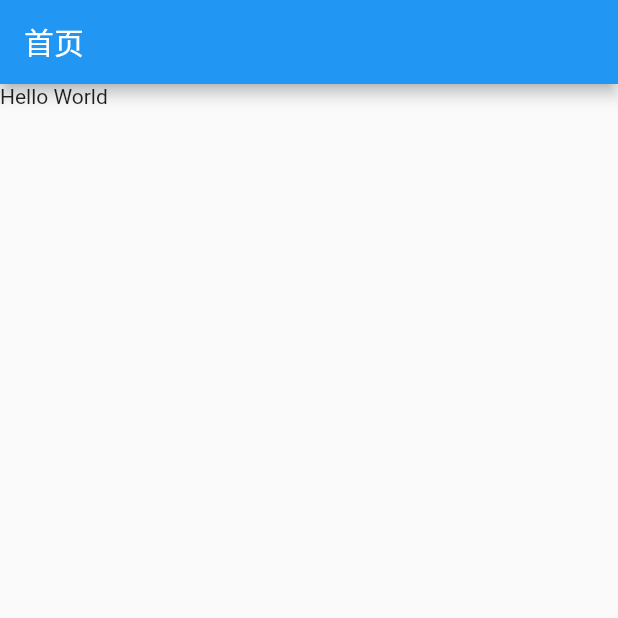
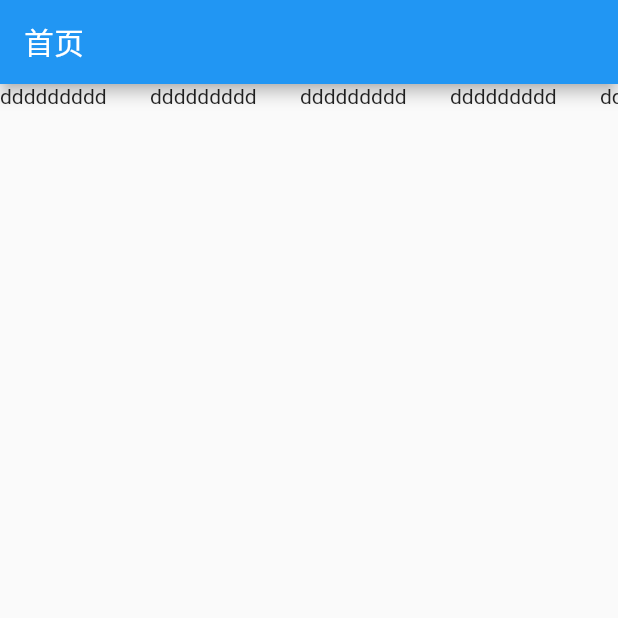
Before and after one commit to he1237596/myapp, a Flutter app: the screen it shows after launch, on a phone screen of 412 x 824 dp, the top half of it. Run offline on Flutter 3.47's test engine with Material 2 defaults, Android fonts, the phone set to English and light mode, and no system bars.

```diff
--- a/lib/main.dart
+++ b/lib/main.dart
@@ -2,10 +2,11 @@
  * @Author: Chris
  * @Date: 2020-09-07 15:53:59
  * @LastEditors: Chris
- * @LastEditTime: 2020-09-07 16:17:16
- * @Descripttion: **
+ * @LastEditTime: 2020-09-11 10:47:00
+ * @Descripttion: 水平列表 （必须设置宽度，高度无效，可以设置ListView外盒子的高度控制）
  */
 import 'package:flutter/material.dart';
+import 'package:flutter/rendering.dart';
 
 main(List<String> args) => runApp(MyApp());
 
@@ -22,7 +23,52 @@ class MyApp extends StatelessWidget {
           appBar: AppBar(
             title: Text('首页'),
           ),
-          body: Text('Hello World'),
+          body: ListView(
+            scrollDirection: Axis.horizontal,
+            children: [
+              Container(
+                child: Text('ddddddddd'),
+                width: 100,
+              ),
+              Container(
+                child: Text('ddddddddd'),
+                width: 100,
+              ),
+              Container(
+                child: Text('ddddddddd'),
+                width: 100,
+              ),
+              Container(
+                child: Text('ddddddddd'),
+                width: 100,
+              ),
+              Container(
+                child: Text('ddddddddd'),
+                width: 100,
+              ),
+              // ListTile(
+              //   title: Text('标题'),
+              //   subtitle: Text('子标题'),
+              //   leading: Icon(Icons.message), // 图片也可以
+              //   trailing: Image.network(
+              //       'https://images.mogulinker.com/3ea9bf12510a44768cec965451dd7761'),
+              // ),
+              // ListTile(
+              //   title: Text('标题'),
+              //   subtitle: Text('子标题'),
+              //   leading: Icon(Icons.message), // 图片也可以
+              //   trailing: Image.network(
+              //       'https://images.mogulinker.com/3ea9bf12510a44768cec965451dd7761'),
+              // ),
+              // ListTile(
+              //   title: Text('标题'),
+              //   subtitle: Text('子标题'),
+              //   leading: Icon(Icons.message), // 图片也可以
+              //   trailing: Image.network(
+              //       'https://images.mogulinker.com/3ea9bf12510a44768cec965451dd7761'),
+              // ),
+            ],
+          ),
         ),
       ),
     );
```
Also changed, not shown: lib/main01.dart (added, +55 -0 lines).
